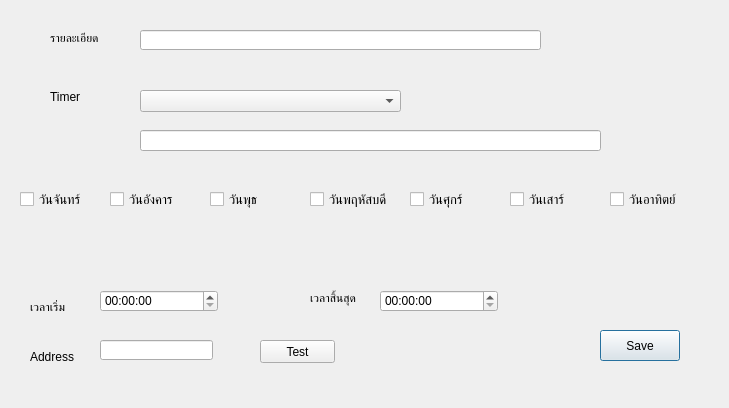
Old version of the form frmroutepump.ui in the repository eploentham/TimerWater.
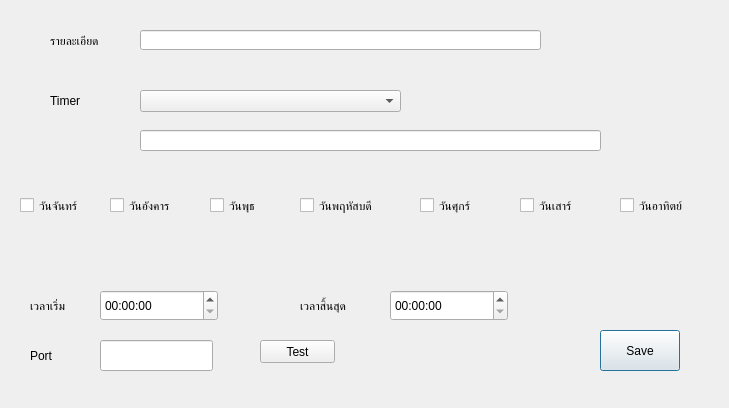
New version of the form.

What changed in the file:
```diff
--- a/frmroutepump.ui
+++ b/frmroutepump.ui
@@ -18,8 +18,8 @@
     <rect>
      <x>50</x>
      <y>30</y>
-     <width>71</width>
-     <height>16</height>
+     <width>81</width>
+     <height>21</height>
     </rect>
    </property>
    <property name="text">
@@ -41,8 +41,8 @@
     <rect>
      <x>50</x>
      <y>90</y>
-     <width>47</width>
-     <height>13</height>
+     <width>61</width>
+     <height>21</height>
     </rect>
    </property>
    <property name="text">
@@ -63,9 +63,9 @@
    <property name="geometry">
     <rect>
      <x>30</x>
-     <y>300</y>
-     <width>47</width>
-     <height>13</height>
+     <y>290</y>
+     <width>71</width>
+     <height>31</height>
     </rect>
    </property>
    <property name="text">
@@ -75,17 +75,12 @@
   <widget class="QCheckBox" name="chkSaturday">
    <property name="geometry">
     <rect>
-     <x>510</x>
+     <x>520</x>
      <y>190</y>
-     <width>72</width>
-     <height>19</height>
+     <width>91</width>
+     <height>31</height>
     </rect>
    </property>
-   <property name="font">
-    <font>
-     <pointsize>10</pointsize>
-    </font>
-   </property>
    <property name="text">
     <string>วันเสาร์</string>
    </property>
@@ -95,15 +90,10 @@
     <rect>
      <x>20</x>
      <y>190</y>
-     <width>72</width>
-     <height>19</height>
+     <width>91</width>
+     <height>31</height>
     </rect>
    </property>
-   <property name="font">
-    <font>
-     <pointsize>10</pointsize>
-    </font>
-   </property>
    <property name="text">
     <string>วันจันทร์</string>
    </property>
@@ -113,15 +103,10 @@
     <rect>
      <x>110</x>
      <y>190</y>
-     <width>72</width>
-     <height>19</height>
+     <width>91</width>
+     <height>31</height>
     </rect>
    </property>
-   <property name="font">
-    <font>
-     <pointsize>10</pointsize>
-    </font>
-   </property>
    <property name="text">
     <string>วันอังคาร</string>
    </property>
@@ -132,14 +117,9 @@
      <x>210</x>
      <y>190</y>
      <width>72</width>
-     <height>19</height>
+     <height>31</height>
     </rect>
    </property>
-   <property name="font">
-    <font>
-     <pointsize>10</pointsize>
-    </font>
-   </property>
    <property name="text">
     <string>วันพุธ</string>
    </property>
@@ -147,10 +127,10 @@
   <widget class="QLabel" name="label_4">
    <property name="geometry">
     <rect>
-     <x>310</x>
+     <x>300</x>
      <y>290</y>
-     <width>51</width>
-     <height>16</height>
+     <width>81</width>
+     <height>31</height>
     </rect>
    </property>
    <property name="text">
@@ -163,24 +143,19 @@
      <x>100</x>
      <y>290</y>
      <width>118</width>
-     <height>22</height>
+     <height>31</height>
     </rect>
    </property>
   </widget>
   <widget class="QCheckBox" name="chkThurday">
    <property name="geometry">
     <rect>
-     <x>310</x>
+     <x>300</x>
      <y>190</y>
-     <width>81</width>
-     <height>19</height>
+     <width>111</width>
+     <height>31</height>
     </rect>
    </property>
-   <property name="font">
-    <font>
-     <pointsize>10</pointsize>
-    </font>
-   </property>
    <property name="text">
     <string>วันพฤหัสบดี</string>
    </property>
@@ -188,17 +163,12 @@
   <widget class="QCheckBox" name="chkFriday">
    <property name="geometry">
     <rect>
-     <x>410</x>
+     <x>420</x>
      <y>190</y>
-     <width>72</width>
-     <height>19</height>
+     <width>91</width>
+     <height>31</height>
     </rect>
    </property>
-   <property name="font">
-    <font>
-     <pointsize>10</pointsize>
-    </font>
-   </property>
    <property name="text">
     <string>วันศุกร์</string>
    </property>
@@ -206,27 +176,22 @@
   <widget class="QTimeEdit" name="timeEditEnd">
    <property name="geometry">
     <rect>
-     <x>380</x>
+     <x>390</x>
      <y>290</y>
      <width>118</width>
-     <height>22</height>
+     <height>31</height>
     </rect>
    </property>
   </widget>
   <widget class="QCheckBox" name="chkSunday">
    <property name="geometry">
     <rect>
-     <x>610</x>
+     <x>620</x>
      <y>190</y>
-     <width>72</width>
-     <height>19</height>
+     <width>101</width>
+     <height>31</height>
     </rect>
    </property>
-   <property name="font">
-    <font>
-     <pointsize>10</pointsize>
-    </font>
-   </property>
    <property name="text">
     <string>วันอาทิตย์</string>
    </property>
@@ -237,7 +202,7 @@
      <x>600</x>
      <y>330</y>
      <width>80</width>
-     <height>31</height>
+     <height>41</height>
     </rect>
    </property>
    <property name="text">
@@ -258,13 +223,13 @@
    <property name="geometry">
     <rect>
      <x>30</x>
-     <y>350</y>
-     <width>47</width>
-     <height>13</height>
+     <y>340</y>
+     <width>51</width>
+     <height>31</height>
     </rect>
    </property>
    <property name="text">
-    <string>Address :</string>
+    <string>Port</string>
    </property>
   </widget>
   <widget class="QLineEdit" name="lineEdit_2">
@@ -273,7 +238,7 @@
      <x>100</x>
      <y>340</y>
      <width>113</width>
-     <height>20</height>
+     <height>31</height>
     </rect>
    </property>
   </widget>
```
